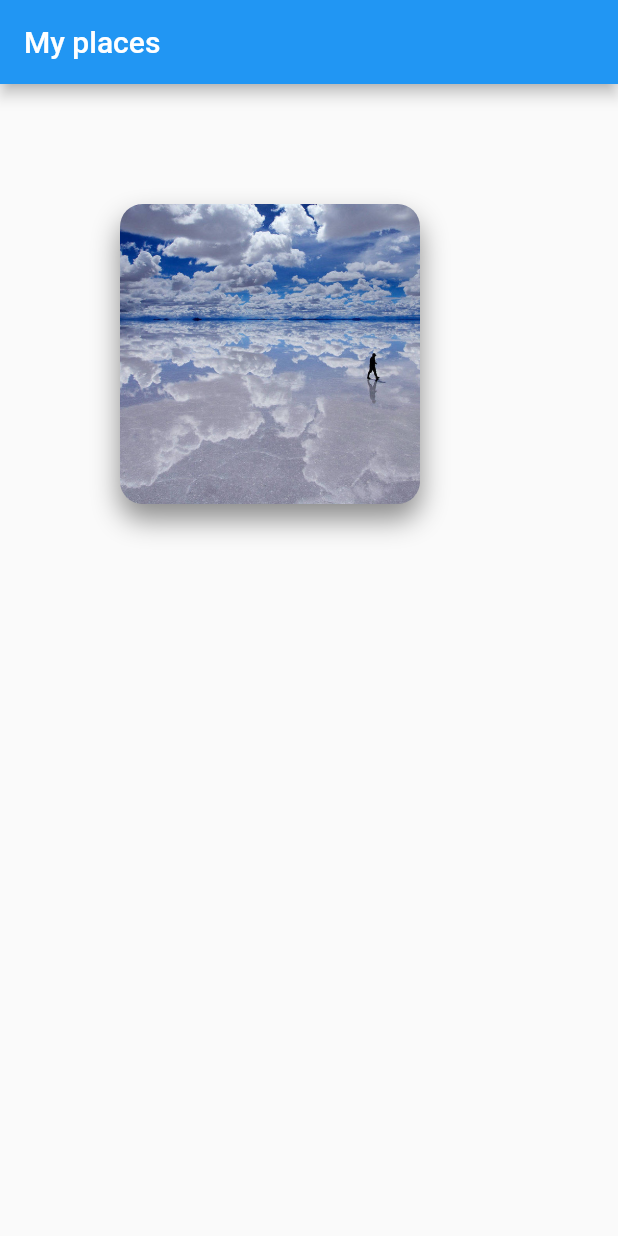
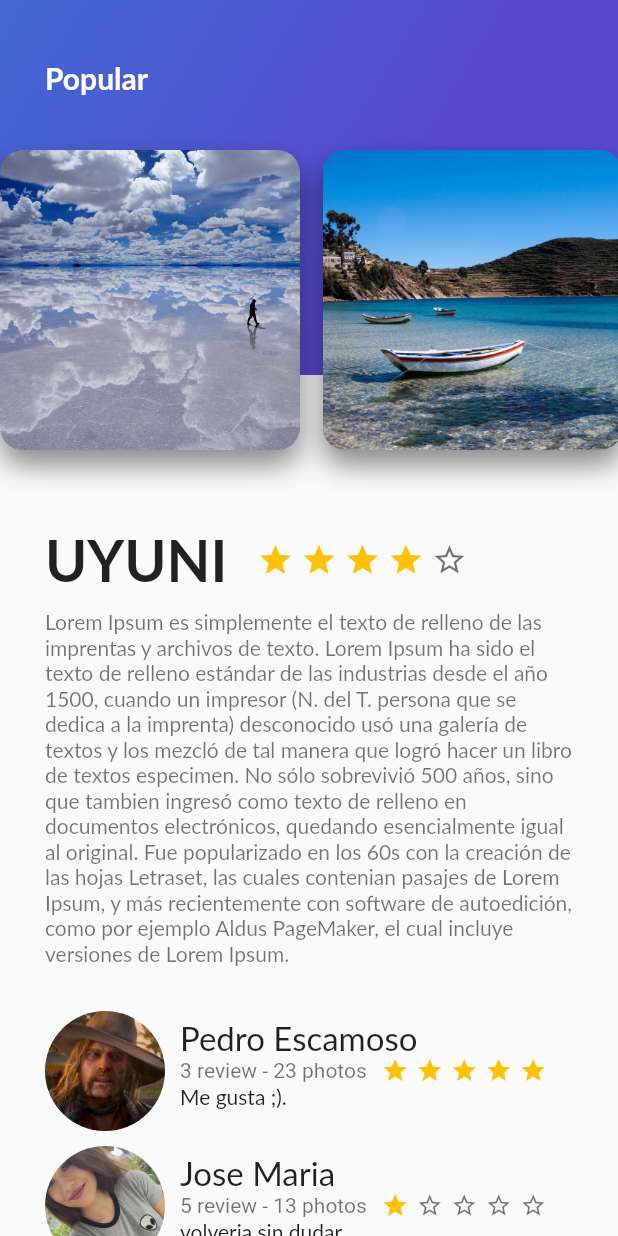
Before and after one commit to VFZambrana/proyecto-places, a Flutter app: the screen it shows after launch, on a phone screen of 412 x 824 dp. Run offline on Flutter 3.47's test engine with Material 2 defaults, Android fonts, the phone set to English and light mode, and no system bars; Roboto replaces fonts that are missing (Lato, lato).

Commit message:
imageView horizontal

```diff
--- a/lib/Home.dart
+++ b/lib/Home.dart
@@ -2,6 +2,7 @@ import 'package:flutter/cupertino.dart';
 import 'package:flutter/material.dart';
 import 'package:places_proyecto/card_image.dart';
 import 'package:places_proyecto/gradient_back.dart';
+import 'package:places_proyecto/home_app_bar.dart';
 import 'package:places_proyecto/review_list.dart';
 import 'review.dart';
 import 'description_place.dart';
@@ -11,7 +12,7 @@ class MyHome extends StatelessWidget{
   Widget build(BuildContext context) {
     final description_place = Container(
       margin: EdgeInsets.only(
-          top: 50,
+          top: 350,
           left: 30,
           right: 30
       ),
@@ -37,17 +38,12 @@ class MyHome extends StatelessWidget{
 
 
     return Scaffold(
-      appBar: AppBar(
-        title: Text(
-            "My places"
-        ),
-      ),
       body: Stack(
         children: <Widget>[
-          CardImage("assets/images/uyuni.jpg")
-          //
+          listView,
+          HomeAppBar("Popular")
         ],
-      )
+      ),
     );
   }
 
--- a/lib/card_image.dart
+++ b/lib/card_image.dart
@@ -8,10 +8,14 @@ class CardImage extends StatelessWidget{
   @override
   Widget build(BuildContext context) {
     // CardImage
-    final cardImage = Container(
-      height: 200,
+    final cardImage = Padding(
+      padding: EdgeInsets.only(
+        top: 100,
+        right: 15,
+        bottom: 30
+      ) ,
+      child: Container(
           width: 200,
-      margin: EdgeInsets.all(80),
           decoration: BoxDecoration(
               image: DecorationImage(
                   image: AssetImage(
@@ -30,6 +34,7 @@ class CardImage extends StatelessWidget{
                 )
               ]
           )
+      ),
     );
     return cardImage;
   }
--- /dev/null
+++ b/lib/card_image_list.dart
@@ -0,0 +1,25 @@
+import 'package:flutter/material.dart';
+
+import 'card_image.dart';
+
+class CardImageList extends StatelessWidget {
+  @override
+  Widget build(BuildContext context) {
+    //cardImgeList
+    final cardImageList = Container(
+      height: 330,
+      child: ListView(
+        scrollDirection: Axis.horizontal,
+        children: <Widget>[
+          CardImage("assets/images/uyuni.jpg"),
+          CardImage("assets/images/lugar.jpg"),
+          CardImage("assets/images/lugar1.jpg"),
+          CardImage("assets/images/lugar2.jpg"),
+          CardImage("assets/images/lugar3.jpg"),
+          CardImage("assets/images/lugar4.jpg"),
+        ],
+      ),
+    );
+    return cardImageList;
+  }
+}
--- a/lib/home_app_bar.dart
+++ b/lib/home_app_bar.dart
@@ -1,4 +1,5 @@
 import 'package:flutter/material.dart';
+import 'package:places_proyecto/card_image_list.dart';
 import 'package:places_proyecto/gradient_back.dart';
 
 class HomeAppBar extends StatelessWidget{
@@ -8,30 +9,31 @@ class HomeAppBar extends StatelessWidget{
 
   @override
   Widget build(BuildContext context) {
-    //TITULO
+    //titulo
     final titulo = Container(
       margin: EdgeInsets.only(
-        top:40,
+        top: 40,
         left: 30
-      )
+      ),
       child: Text(
-        textoTitulo,
-        style; TextStyle(
+          textoTitulo,
+        style: TextStyle(
           fontFamily: "Lato",
-          fontWeight: fontWeight.bold,
-        fontSize: 30,
-        color: Colors.white
+          fontWeight: FontWeight.bold,
+          fontSize: 20,
+          color: Colors.white
+        ),
       ),
-      ),
-    };
-    //appbar
+    );
+
+    //appBar
     final appBar = Stack(
-      children:<Widget> [
-        GradientBack()
-         titulo
+      children: <Widget>[
+          GradientBack(),
+        titulo,
+        CardImageList()
       ],
     );
     return appBar;
   }
-
 }
```
Also changed, not shown: pubspec.yaml (+7 -0 lines), assets/images/lugar.jpg (added), assets/images/lugar2.jpg (added), assets/images/lugar3.jpg (added), assets/images/lugar4.jpg (added), assets/images/lugar5.jpg (added), assets/images/lugar6.jpg (added), pubspec.lock. Lines whose indentation alone changed are shown as unchanged.
